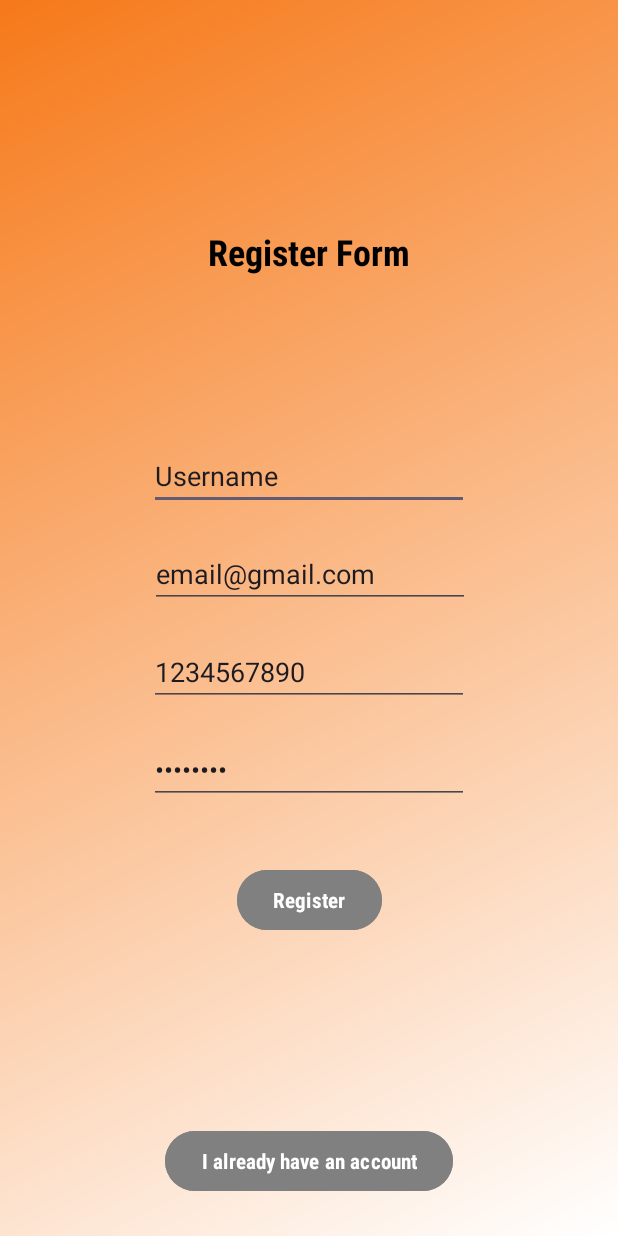
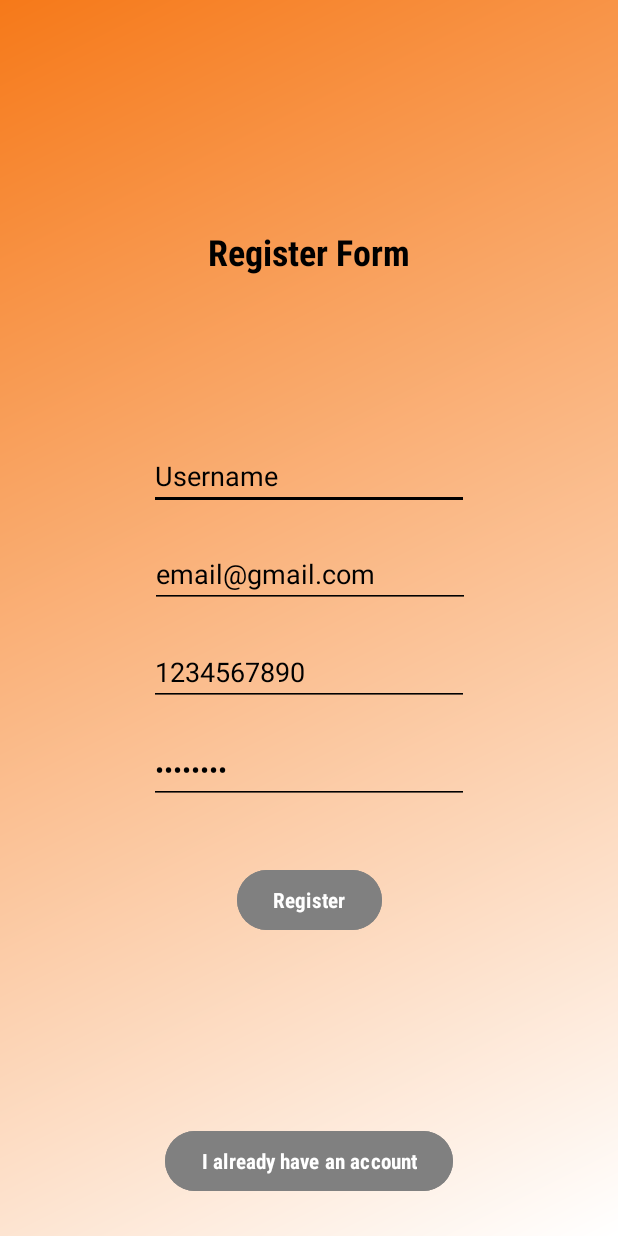
Before and after one commit to loopshaloop/Sensation, an Android app: the RegisterActivity screen opened directly, with no data from a screen before it, on a phone screen of 412 x 824 dp. Run offline under Robolectric (Android 15) with nearby library versions, the phone set to English and light mode, and no system bars.

Commit message:
Another UI update
fixed missing items from previous commit.

```diff
--- a/app/src/main/res/layout/activity_register.xml
+++ b/app/src/main/res/layout/activity_register.xml
@@ -11,9 +11,11 @@
         android:layout_width="wrap_content"
         android:layout_height="wrap_content"
         android:layout_marginBottom="20dp"
+        android:backgroundTint="#000000"
         android:ems="10"
         android:inputType="text"
         android:text="Username"
+        android:textColor="#000000"
         app:layout_constraintBottom_toTopOf="@+id/email_register"
         app:layout_constraintEnd_toEndOf="parent"
         app:layout_constraintStart_toStartOf="parent" />
@@ -23,9 +25,11 @@
         android:layout_width="wrap_content"
         android:layout_height="wrap_content"
         android:layout_marginBottom="40dp"
+        android:backgroundTint="#000000"
         android:ems="10"
         android:inputType="textPassword"
         android:text="Password"
+        android:textColor="#000000"
         app:layout_constraintBottom_toTopOf="@+id/register_register"
         app:layout_constraintEnd_toEndOf="parent"
         app:layout_constraintStart_toStartOf="parent" />
@@ -35,9 +39,11 @@
         android:layout_width="wrap_content"
         android:layout_height="wrap_content"
         android:layout_marginBottom="20dp"
+        android:backgroundTint="#000000"
         android:ems="10"
         android:inputType="textEmailAddress"
         android:text="email@gmail.com"
+        android:textColor="#000000"
         app:layout_constraintBottom_toTopOf="@+id/phone_register"
         app:layout_constraintEnd_toEndOf="parent"
         app:layout_constraintHorizontal_bias="0.502"
@@ -48,9 +54,11 @@
         android:layout_width="wrap_content"
         android:layout_height="wrap_content"
         android:layout_marginBottom="20dp"
+        android:backgroundTint="#000000"
         android:ems="10"
         android:inputType="phone"
         android:text="1234567890"
+        android:textColor="#000000"
         app:layout_constraintBottom_toTopOf="@+id/password_register"
         app:layout_constraintEnd_toEndOf="parent"
         app:layout_constraintHorizontal_bias="0.5"
@@ -64,6 +72,7 @@
         android:backgroundTint="#808080"
         android:fontFamily="sans-serif-condensed"
         android:text="Register"
+        android:textColor="#FFFFFF"
         android:textStyle="bold"
         app:layout_constraintBottom_toBottomOf="parent"
         app:layout_constraintEnd_toEndOf="parent"
@@ -95,6 +104,7 @@
         android:backgroundTint="#808080"
         android:fontFamily="sans-serif-condensed"
         android:text="I already have an account"
+        android:textColor="#FFFFFF"
         android:textStyle="bold"
         app:layout_constraintBottom_toBottomOf="parent"
         app:layout_constraintEnd_toEndOf="parent"
--- a/app/src/main/res/layout/menu_dialog.xml
+++ b/app/src/main/res/layout/menu_dialog.xml
@@ -3,7 +3,8 @@
     xmlns:app="http://schemas.android.com/apk/res-auto"
     xmlns:tools="http://schemas.android.com/tools"
     android:layout_width="300dp"
-    android:layout_height="200dp">
+    android:layout_height="200dp"
+    android:background="@color/white">
 
     <TextView
         android:id="@+id/textView"
```
Also changed, not shown: app/src/main/res/layout/activity_home.xml (+5 -3 lines), app/src/main/res/layout/activity_login.xml (+8 -1 lines).
